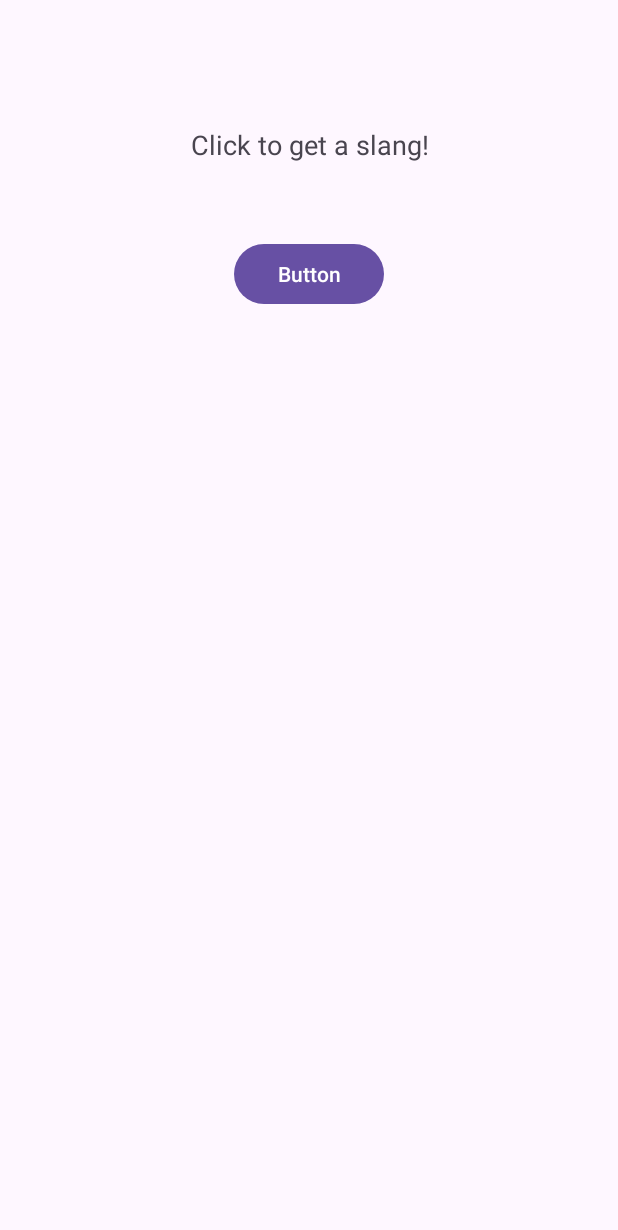
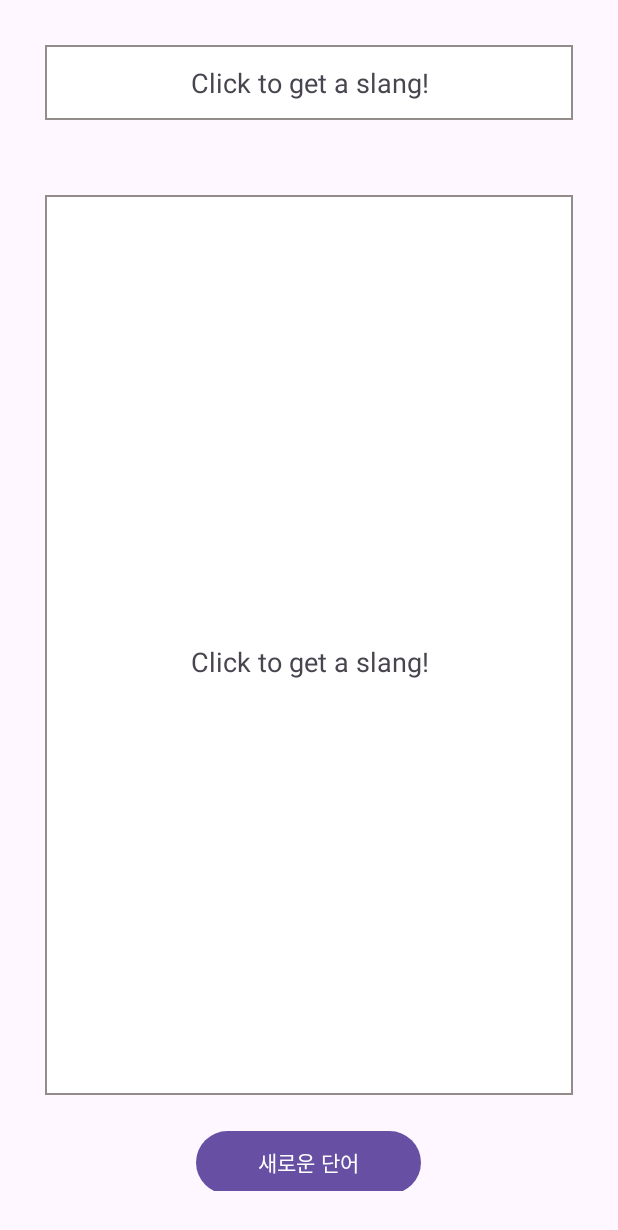
Before and after one commit to theBettor/SlangRecommend, an Android app: the screen it shows after launch (MainActivity), on a phone screen of 412 x 824 dp. Shown: the top 1230 px of the screen. Run offline under Robolectric (Android 15) with nearby library versions, the phone set to English and light mode, and no system bars.

Commit message:
feat: 새로운 단어를 API를 통해 가져와서” → “화면에 보여주고” → “다음 요청에선 또 새로운 단어 #3
1. Urban Dictionary API는 /random endpoint를 지원합니다. -> 즉, 특정 단어 없이 요청하면 최신 유행어나 사람들이 자주 조회한 유행어들을 랜덤으로 받겠다.
2. 원래 리스트를 쓰는게 아니라 요청하고 받을때마다 새로운 리스트를 만들어 반환함
3. 텍스트뷰 추가(with edge.xml)
4. RetrofitInstance는 API base URL과 converter 세팅만 하니까 그대로 두면 됩니다.

```diff
--- a/app/src/main/java/com/bettor/slangrecommend/data/remote/UrbanDictionaryApi.kt
+++ b/app/src/main/java/com/bettor/slangrecommend/data/remote/UrbanDictionaryApi.kt
@@ -5,6 +5,6 @@ import retrofit2.http.GET
 import retrofit2.http.Query
 
 interface UrbanDictionaryApi {
-    @GET("define")
-    suspend fun defineWord(@Query("term") term: String): UrbanResponse
+    @GET("random")
+    suspend fun getRandomDefinitions(): UrbanResponse
 }
--- a/app/src/main/java/com/bettor/slangrecommend/ui/MainActivity.kt
+++ b/app/src/main/java/com/bettor/slangrecommend/ui/MainActivity.kt
@@ -21,19 +21,21 @@ class MainActivity : AppCompatActivity() {
         viewModel = ViewModelProvider(this)[WordViewModel::class.java]
 
         val textView = findViewById<TextView>(R.id.textView)
+        val textView2 = findViewById<TextView>(R.id.textView2)
         val button = findViewById<Button>(R.id.button)
 
         viewModel.words.observe(this) { definitions ->
             if (definitions.isNotEmpty()) {
                 val first = definitions[0]
-                textView.text = "📌 ${first.word}\n\n📝 ${first.definition}\n\n💬 ${first.example}"
+                textView.text = "📌 ${first.word}"
+                textView2.text = "뜻📝\n${first.definition}\n\n예시💬\n${first.example}"
             } else {
                 textView.text = "No results found."
             }
         }
 
         button.setOnClickListener {
-            viewModel.fetchWord("rizz") // ← 여기에 슬랭을 바꿔서 시도 가능!
+            viewModel.fetchRandomWord()
         }
     }
 }
--- a/app/src/main/java/com/bettor/slangrecommend/ui/WordViewModel.kt
+++ b/app/src/main/java/com/bettor/slangrecommend/ui/WordViewModel.kt
@@ -14,9 +14,9 @@ class WordViewModel : ViewModel() {
     private val _words = MutableLiveData<List<UrbanDefinition>>()
     val words: LiveData<List<UrbanDefinition>> = _words
 
-    fun fetchWord(term: String) {
+    fun fetchRandomWord() {
         viewModelScope.launch {
-            val definitions = repository.getSlangDefinition(term)
+            val definitions = repository.getRandomSlangDefinition()
             _words.value = definitions
         }
     }
--- /dev/null
+++ b/app/src/main/res/drawable/edge.xml
@@ -0,0 +1,9 @@
+<?xml version="1.0" encoding="utf-8"?>
+<layer-list xmlns:android="http://schemas.android.com/apk/res/android">
+    <item>
+        <shape android:shape="rectangle">
+            <stroke android:width="1dp" android:color="#FF948B8B"/>
+            <solid android:color="#FFFFFFFF"/>
+        </shape>
+    </item>
+</layer-list>
--- a/app/src/main/res/layout/activity_main.xml
+++ b/app/src/main/res/layout/activity_main.xml
@@ -6,7 +6,7 @@
     android:layout_width="match_parent"
     android:layout_height="match_parent"
     android:orientation="vertical"
-    android:padding="60dp"
+    android:padding="30dp"
     tools:context=".ui.MainActivity">
 
 <!--    <TextView -->
@@ -29,18 +29,32 @@
     <TextView
         android:id="@+id/textView"
         android:layout_width="match_parent"
-        android:layout_height="wrap_content"
+        android:layout_height="50dp"
+        android:background="@drawable/edge"
         android:text="Click to get a slang!"
-        android:paddingTop="24dp"
         android:textSize="18sp"
         android:gravity="center"
         android:layout_marginBottom="50dp"
         />
 
+    <TextView
+        android:id="@+id/textView2"
+        android:layout_width="match_parent"
+        android:layout_height="600dp"
+        android:background="@drawable/edge"
+        android:text="Click to get a slang!"
+        android:paddingTop="24dp"
+        android:textSize="18sp"
+        android:gravity="center"
+        android:layout_marginBottom="20dp"
+        android:includeFontPadding="false"
+        />
+
     <Button
         android:id="@+id/button"
-        android:layout_width="100dp"
-        android:layout_height="wrap_content"
+        android:layout_width="150dp"
+        android:layout_height="50dp"
         android:layout_gravity="center"
-        android:text="Button" />
+        android:text="새로운 단어" />
+
 </LinearLayout>
```
Also changed, not shown: app/src/main/java/com/bettor/slangrecommend/data/repository/WordRepository.kt (+3 -7 lines).
